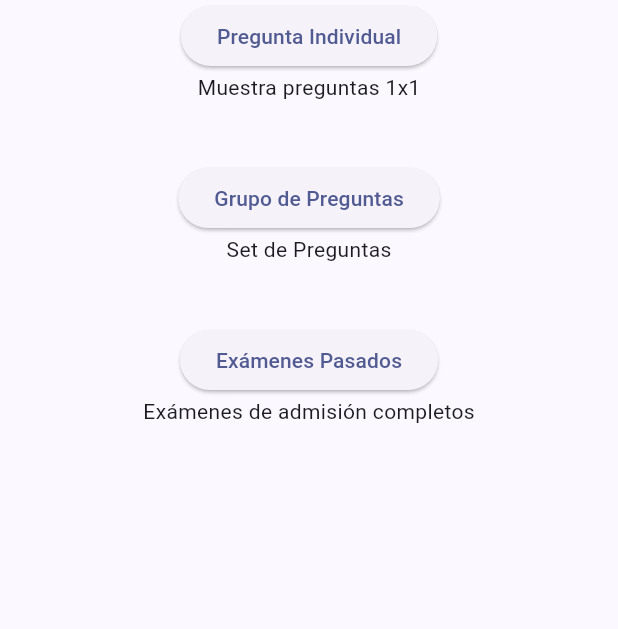
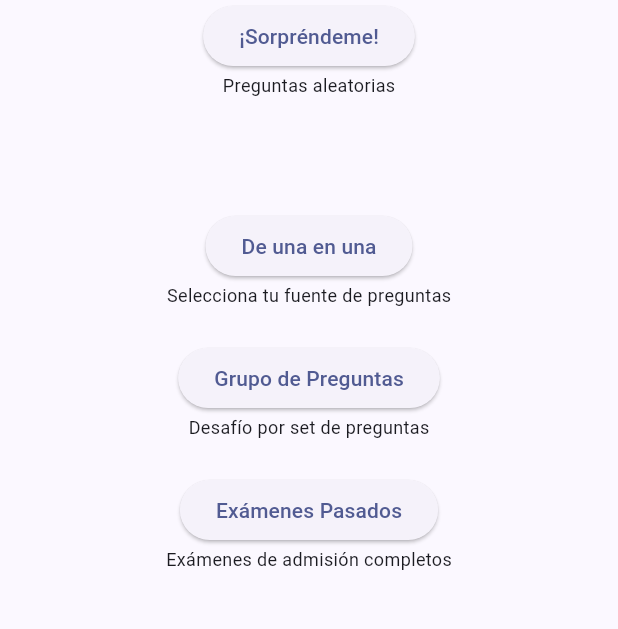
Before and after one commit to SrFuego/da-vinci, a Flutter app: the screen it shows after launch, on a phone screen of 412 x 824 dp, the part 459-1088 px from its top. Run offline on Flutter 3.47's test engine with Material 3 defaults, Android fonts, the phone set to English and light mode, and no system bars; our stand-ins replace dio; missing offline and left inert: flutter_tex.

Commit message:
UPDATE Flutter home screen

```diff
--- a/app/lib/presentation/components/redirect_button.dart
+++ b/app/lib/presentation/components/redirect_button.dart
@@ -30,7 +30,10 @@ class RedirectButton extends StatelessWidget {
           },
           child: Text(title),
         ),
-        Text(description),
+        Text(
+          description,
+          style: const TextStyle(fontSize: 12.0),
+        ),
         SizedBox(height: verticalSize),
       ],
     );
--- a/app/lib/presentation/components/route_button.dart
+++ b/app/lib/presentation/components/route_button.dart
@@ -41,7 +41,10 @@ class RouterButton extends StatelessWidget {
               : null,
           child: Text(title),
         ),
-        Text(description),
+        Text(
+          description,
+          style: const TextStyle(fontSize: 12.0),
+        ),
         SizedBox(height: verticalSize),
       ],
     );
--- a/app/lib/presentation/screens/navigation/home.dart
+++ b/app/lib/presentation/screens/navigation/home.dart
@@ -1,6 +1,7 @@
 import 'package:flutter/material.dart';
 
 import '../../screens/navigation/individual_curso.dart';
+import '../../controllers/pregunta_aleatoria.dart';
 import '../../components/redirect_button.dart';
 import '../../components/route_button.dart';
 import '../base_screen.dart';
@@ -15,19 +16,29 @@ class HomeScreen extends StatelessWidget {
       body: <Widget>[
         Image.asset('assets/logo.jpg'),
         const RouterButton(
-          title: 'Pregunta Individual',
-          description: 'Muestra preguntas 1x1',
+          title: '¡Sorpréndeme!',
+          description: 'Preguntas aleatorias',
+          verticalSize: 75.0,
+          route: 'individual/pregunta/',
+          nextScreen: PreguntaAleatoriaScreen(),
+        ),
+        const RouterButton(
+          title: 'De una en una',
+          description: 'Selecciona tu fuente de preguntas',
+          verticalSize: 23.0,
           route: 'individual/elegir-curso/',
           nextScreen: IndividualCursoScreen(),
         ),
         const RedirectButton(
           title: 'Grupo de Preguntas',
-          description: 'Set de Preguntas',
+          description: 'Desafío por set de preguntas',
+          verticalSize: 23.0,
           route: 'grupo/',
         ),
         const RedirectButton(
           title: 'Exámenes Pasados',
           description: 'Exámenes de admisión completos',
+          verticalSize: 23.0,
           route: 'examenes/',
         ),
       ],
```
Also changed, not shown: 1 other file.
